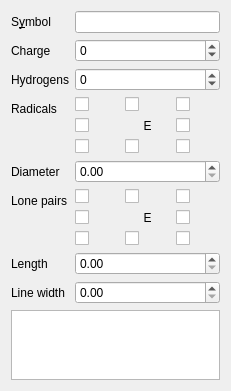
The window that libmolsketch/atompopup.ui (timvdm/Molsketch) describes before a commit, drawn with Qt 5.
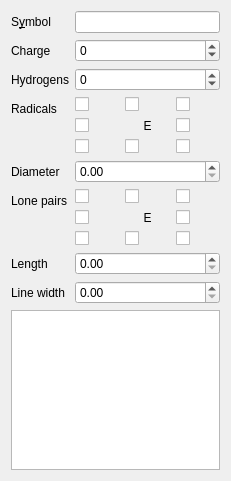
The same window after the commit. Custom widgets are drawn as their Qt base class.

What changed in the file:
```diff
--- a/libmolsketch/atompopup.ui
+++ b/libmolsketch/atompopup.ui
@@ -7,7 +7,7 @@
     <x>0</x>
     <y>0</y>
     <width>231</width>
-    <height>376</height>
+    <height>481</height>
    </rect>
   </property>
   <property name="windowTitle">
```
Left out of the diff: 102 changed lines with no effect on the pictures.
